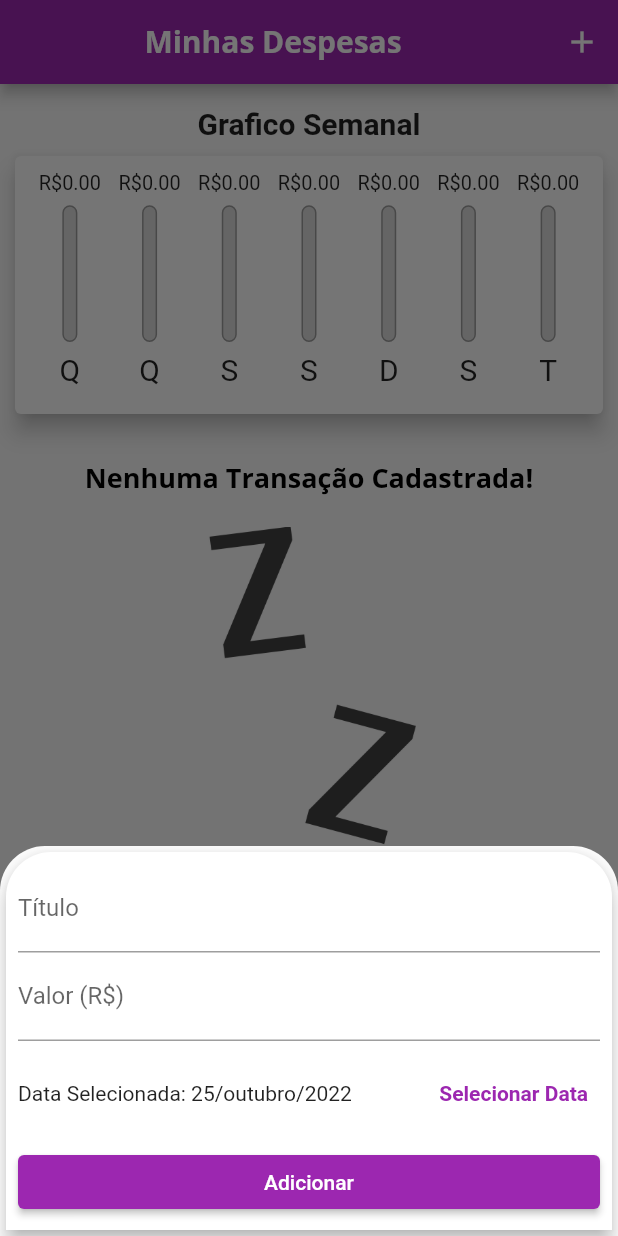
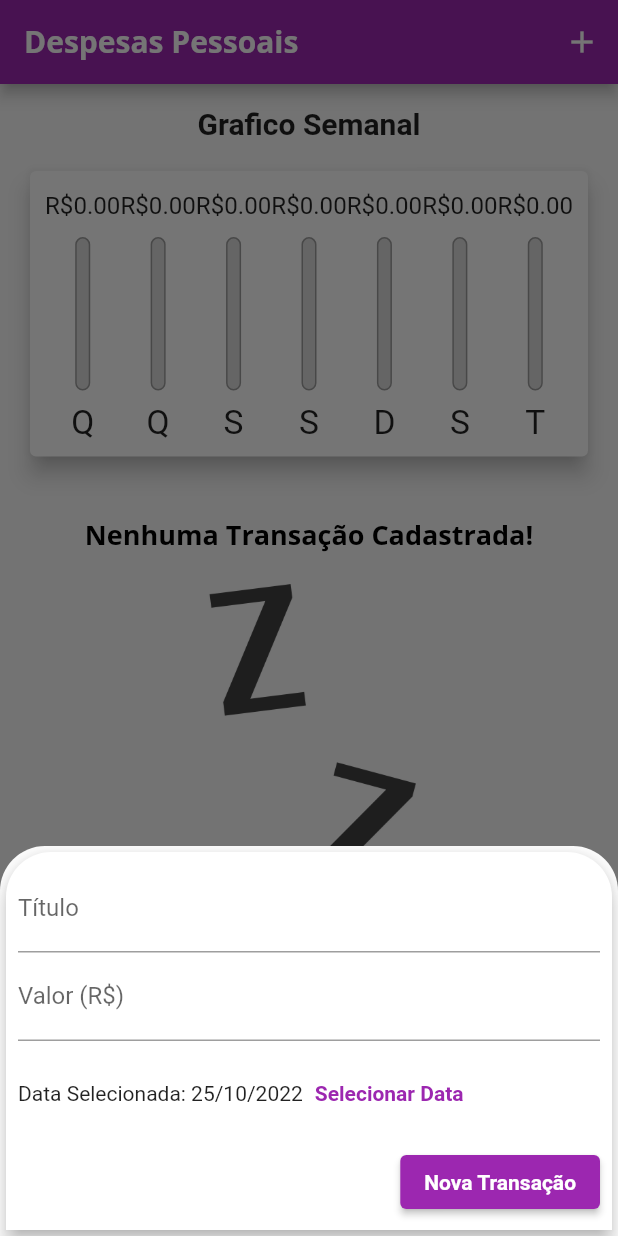
Before and after one commit to Shouko361/DespesasApp, a Flutter app: the screen it shows after launch, after a tap on the "add" icon, on a phone screen of 412 x 824 dp. Run offline on Flutter 3.47's test engine with Material 2 defaults, Android fonts, the phone set to English and light mode, and no system bars.

Commit message:
Responsividade pronta

```diff
--- /dev/null
+++ b/lib/components/adaptative_button.dart
@@ -0,0 +1,36 @@
+import 'dart:io';
+import 'package:flutter/cupertino.dart';
+import 'package:flutter/material.dart';
+
+class AdaptativeButton extends StatelessWidget {
+  final String label;
+  final Function() onPressed;
+
+  const AdaptativeButton(
+    this.label,
+    this.onPressed, {
+    Key? key,
+  }) : super(key: key);
+
+  @override
+  Widget build(BuildContext context) {
+    return Platform.isIOS
+        ? CupertinoButton(
+            child: Text(label),
+            onPressed: onPressed,
+            color: Theme.of(context).colorScheme.primary,
+            padding: const EdgeInsets.symmetric(
+              horizontal: 20,
+            ),
+          )
+        : ElevatedButton(
+            child: Text(
+              label,
+              style: TextStyle(
+                color: Theme.of(context).textTheme.button?.color,
+              ),
+            ),
+            onPressed: onPressed,
+          );
+  }
+}
--- /dev/null
+++ b/lib/components/adaptative_date_picker.dart
@@ -0,0 +1,66 @@
+import 'dart:io';
+import 'package:flutter/cupertino.dart';
+import 'package:flutter/material.dart';
+import 'package:intl/intl.dart';
+
+class AdaptativeDatePicker extends StatelessWidget {
+  final DateTime? selectedDate;
+  final Function(DateTime)? onDateChanged;
+
+  const AdaptativeDatePicker({
+    this.selectedDate,
+    this.onDateChanged,
+    Key? key,
+  }) : super(key: key);
+
+  _showDatePicker(BuildContext context) {
+    showDatePicker(
+      context: context,
+      initialDate: DateTime.now(),
+      firstDate: DateTime(1950),
+      lastDate: DateTime.now(),
+    ).then((pickedDate) {
+      if (pickedDate == null) {
+        return;
+      }
+
+      onDateChanged!(pickedDate);
+    });
+  }
+
+  @override
+  Widget build(BuildContext context) {
+    return Platform.isIOS
+        ? SizedBox(
+            height: 180,
+            child: CupertinoDatePicker(
+              mode: CupertinoDatePickerMode.date,
+              initialDateTime: DateTime.now(),
+              minimumDate: DateTime(2019),
+              maximumDate: DateTime.now(),
+              onDateTimeChanged: onDateChanged!,
+            ),
+          )
+        : SizedBox(
+            height: 70,
+            child: Row(
+              children: <Widget>[
+                Text(
+                  selectedDate == null
+                      ? 'Nenhuma data selecionada!'
+                      : 'Data Selecionada: ${DateFormat('dd/MM/y').format(selectedDate!)}',
+                ),
+                TextButton(
+                  child: const Text(
+                    'Selecionar Data',
+                    style: TextStyle(
+                      fontWeight: FontWeight.bold,
+                    ),
+                  ),
+                  onPressed: () => _showDatePicker(context),
+                )
+              ],
+            ),
+          );
+  }
+}
--- /dev/null
+++ b/lib/components/adaptative_text_field.dart
@@ -0,0 +1,46 @@
+import 'dart:io';
+import 'package:flutter/cupertino.dart';
+import 'package:flutter/material.dart';
+
+class AdaptativeTextField extends StatelessWidget {
+  final String? label;
+  final TextEditingController? controller;
+  final TextInputType keyboardType;
+  final Function(String)? onSubmitted;
+
+  const AdaptativeTextField({
+    this.label,
+    this.controller,
+    this.keyboardType = TextInputType.text,
+    this.onSubmitted,
+    Key? key,
+  }) : super(key: key);
+
+  @override
+  Widget build(BuildContext context) {
+    return Platform.isIOS
+        ? Padding(
+            padding: const EdgeInsets.only(
+              bottom: 10,
+            ),
+            child: CupertinoTextField(
+              controller: controller,
+              keyboardType: keyboardType,
+              onSubmitted: onSubmitted,
+              placeholder: label,
+              padding: const EdgeInsets.symmetric(
+                horizontal: 6,
+                vertical: 12,
+              ),
+            ),
+          )
+        : TextField(
+            controller: controller,
+            keyboardType: keyboardType,
+            onSubmitted: onSubmitted,
+            decoration: InputDecoration(
+              labelText: label,
+            ),
+          );
+  }
+}
--- a/lib/components/chart.dart
+++ b/lib/components/chart.dart
@@ -1,13 +1,12 @@
-import 'package:despesas_app/components/chart_bar.dart';
-
-import '../models/transaction.dart';
 import 'package:flutter/material.dart';
 import 'package:intl/intl.dart';
+import '../models/transaction.dart';
+import 'chart_bar.dart';
 
 class Chart extends StatelessWidget {
-  const Chart(this.recentTransactions, {Key? key}) : super(key: key);
+  final List<Transaction> recentTransaction;
 
-  final List<Transaction> recentTransactions;
+  const Chart(this.recentTransaction, {Key? key}) : super(key: key);
 
   List<Map<String, Object>> get groupedTransactions {
     return List.generate(7, (index) {
@@ -17,13 +16,13 @@ class Chart extends StatelessWidget {
 
       double totalSum = 0.0;
 
-      for (var i = 0; i < recentTransactions.length; i++) {
-        bool sameDay = recentTransactions[i].date.day == weekDay.day;
-        bool sameMonth = recentTransactions[i].date.month == weekDay.month;
-        bool sameYear = recentTransactions[i].date.year == weekDay.year;
+      for (var i = 0; i < recentTransaction.length; i++) {
+        bool sameDay = recentTransaction[i].date.day == weekDay.day;
+        bool sameMonth = recentTransaction[i].date.month == weekDay.month;
+        bool sameYear = recentTransaction[i].date.year == weekDay.year;
 
         if (sameDay && sameMonth && sameYear) {
-          totalSum += recentTransactions[i].value;
+          totalSum += recentTransaction[i].value;
         }
       }
 
@@ -43,10 +42,10 @@ class Chart extends StatelessWidget {
   @override
   Widget build(BuildContext context) {
     return Card(
-      elevation: 6.0,
-      margin: const EdgeInsets.all(10.0),
+      elevation: 6,
+      margin: const EdgeInsets.all(20),
       child: Padding(
-        padding: const EdgeInsets.all(10.0),
+        padding: const EdgeInsets.all(10),
         child: Row(
           mainAxisAlignment: MainAxisAlignment.spaceAround,
           children: groupedTransactions.map((tr) {
@@ -55,7 +54,7 @@ class Chart extends StatelessWidget {
               child: ChartBar(
                 label: tr['day'] as String,
                 value: tr['value'] as double,
-                percent: _weekTotalValue == 0
+                percentage: _weekTotalValue == 0
                     ? 0
                     : (tr['value'] as double) / _weekTotalValue,
               ),
--- a/lib/components/chart_bar.dart
+++ b/lib/components/chart_bar.dart
@@ -3,13 +3,13 @@ import 'package:flutter/material.dart';
 class ChartBar extends StatelessWidget {
   final String? label;
   final double? value;
-  final double? percent;
+  final double? percentage;
 
   const ChartBar({
-    Key? key,
     this.label,
     this.value,
-    this.percent,
+    this.percentage,
+    Key? key,
   }) : super(key: key);
 
   @override
@@ -18,23 +18,21 @@ class ChartBar extends StatelessWidget {
       builder: (ctx, constraints) {
         return Column(
           children: [
-            Container(
-              height: constraints.maxHeight * 0.1,
+            SizedBox(
+              height: constraints.maxHeight * 0.15,
               child: FittedBox(
                 child: Text(
                   'R\$${value!.toStringAsFixed(2)}',
                 ),
               ),
             ),
+            SizedBox(height: constraints.maxHeight * 0.05),
             SizedBox(
-              height: constraints.maxHeight * 0.05,
-            ),
-            Container(
               height: constraints.maxHeight * 0.6,
-              width: 10.0,
+              width: 10,
               child: Stack(
                 alignment: Alignment.bottomCenter,
-                children: [
+                children: <Widget>[
                   Container(
                     decoration: BoxDecoration(
                       border: Border.all(
@@ -42,11 +40,11 @@ class ChartBar extends StatelessWidget {
                         width: 1.0,
                       ),
                       color: const Color.fromRGBO(220, 220, 220, 1),
-                      borderRadius: BorderRadius.circular(5.0),
+                      borderRadius: BorderRadius.circular(5),
                     ),
                   ),
                   FractionallySizedBox(
-                    heightFactor: percent,
+                    heightFactor: percentage,
                     child: Container(
                       decoration: BoxDecoration(
                         color: Theme.of(context).colorScheme.primary,
@@ -57,10 +55,8 @@ class ChartBar extends StatelessWidget {
                 ],
               ),
             ),
+            SizedBox(height: constraints.maxHeight * 0.05),
             SizedBox(
-              height: constraints.maxHeight * 0.05,
-            ),
-            Container(
               height: constraints.maxHeight * 0.15,
               child: FittedBox(
                 child: Text(label!),
--- a/lib/components/transaction_form.dart
+++ b/lib/components/transaction_form.dart
@@ -1,10 +1,12 @@
 import 'package:flutter/material.dart';
-import 'package:intl/intl.dart';
+import 'adaptative_button.dart';
+import 'adaptative_text_field.dart';
+import 'adaptative_date_picker.dart';
 
 class TransactionForm extends StatefulWidget {
+  final void Function(String, double, DateTime) onSubmit;
+
   const TransactionForm(this.onSubmit, {Key? key}) : super(key: key);
-
-  final void Function(String, double, DateTime) onSubmit;
 
   @override
   State<TransactionForm> createState() => _TransactionFormState();
@@ -17,7 +19,7 @@ class _TransactionFormState extends State<TransactionForm> {
 
   _submitForm() {
     final title = _titleController.text;
-    final value = double.tryParse(_valueController.text) ?? 0.0;
+    final value = double.tryParse(_valueController.text) ?? 0;
 
     if (title.isEmpty || value <= 0 || _selectedDate == null) {
       return;
@@ -26,94 +28,53 @@ class _TransactionFormState extends State<TransactionForm> {
     widget.onSubmit(title, value, _selectedDate!);
   }
 
-  _showDatePicker() {
-    showDatePicker(
-      context: context,
-      initialDate: DateTime.now(),
-      firstDate: DateTime(1950),
-      lastDate: DateTime.now(),
-    ).then((pickedDate) {
-      if (pickedDate == null) {
-        return;
-      }
-
-      setState(() {
-        _selectedDate = pickedDate;
-      });
-    });
-  }
-
   @override
   Widget build(BuildContext context) {
-    return Card(
+    return SingleChildScrollView(
+      child: Card(
+        elevation: 5,
         shape: const RoundedRectangleBorder(
           borderRadius: BorderRadius.only(
             topLeft: Radius.circular(30.0),
             topRight: Radius.circular(30.0),
           ),
         ),
-      elevation: 5.0,
         child: Padding(
           padding: const EdgeInsets.all(8.0),
           child: Column(
             mainAxisSize: MainAxisSize.min,
+            children: [
+              AdaptativeTextField(
+                label: 'Título',
+                controller: _titleController,
+                onSubmitted: (_) => _submitForm,
+              ),
+              AdaptativeTextField(
+                label: 'Valor (R\$)',
+                controller: _valueController,
+                keyboardType:
+                    const TextInputType.numberWithOptions(decimal: true),
+                onSubmitted: (_) => _submitForm,
+              ),
+              AdaptativeDatePicker(
+                selectedDate: _selectedDate,
+                onDateChanged: (newDate) {
+                  setState(() {
+                    _selectedDate = newDate;
+                  });
+                },
+              ),
+              Row(
+                mainAxisAlignment: MainAxisAlignment.end,
                 children: <Widget>[
-            TextField(
-              decoration: const InputDecoration(
-                labelText: 'Título',
-              ),
-              onSubmitted: (_) => _submitForm(),
-              controller: _titleController,
-            ),
-            TextField(
-              decoration: const InputDecoration(
-                labelText: 'Valor (R\$)',
-              ),
-              keyboardType: const TextInputType.numberWithOptions(
-                decimal: true,
-              ),
-              onSubmitted: (_) => _submitForm(),
-              controller: _valueController,
-            ),
-            Container(
-              height: 70,
-              child: Row(
-                children: [
-                  Expanded(
-                    child: Text(
-                      _selectedDate == null
-                          ? 'Nenhuma data selecionada!'
-                          : 'Data Selecionada: ${DateFormat('dd/MMMM/y', "pt_BR").format(_selectedDate!)}',
-                    ),
-                  ),
-                  TextButton(
-                    onPressed: _showDatePicker,
-                    child: Text(
-                      'Selecionar Data',
-                      style: TextStyle(
-                        color: Theme.of(context).colorScheme.primary,
-                        fontWeight: FontWeight.bold,
-                      ),
-                    ),
-                  )
-                ],
-              ),
-            ),
-            ElevatedButton(
-              onPressed: _submitForm,
-              child: Row(
-                mainAxisAlignment: MainAxisAlignment.center,
-                children: const [
-                  Text(
-                    'Adicionar',
-                    style: TextStyle(
-                      color: Colors.white,
-                    ),
+                  AdaptativeButton(
+                    'Nova Transação',
+                    _submitForm,
                   ),
                 ],
               ),
+            ],
           ),
-          ],
         ),
       ),
     );
--- a/lib/components/transaction_list.dart
+++ b/lib/components/transaction_list.dart
@@ -1,31 +1,27 @@
 import 'package:flutter/material.dart';
+import '../models/transaction.dart';
 import 'package:intl/intl.dart';
-import '../models/transaction.dart';
 
 class TransactionList extends StatelessWidget {
+  final List<Transaction> transactions;
+  final void Function(String) onRemove;
+
   const TransactionList(this.transactions, this.onRemove, {Key? key})
       : super(key: key);
-
-  final List<Transaction> transactions;
-  final void Function(String) onRemove;
 
   @override
   Widget build(BuildContext context) {
     return transactions.isEmpty
         ? LayoutBuilder(
-            builder: (context, constraints) {
+            builder: (ctx, constraints) {
               return Column(
                 children: [
-                  const SizedBox(
-                    height: 20,
-                  ),
+                  const SizedBox(height: 20),
                   Text(
                     'Nenhuma Transação Cadastrada!',
                     style: Theme.of(context).textTheme.headline6,
                   ),
-                  const SizedBox(
-                    height: 20,
-                  ),
+                  const SizedBox(height: 20),
                   SizedBox(
                     height: constraints.maxHeight * 0.6,
                     child: Image.asset(
@@ -43,13 +39,16 @@ class TransactionList extends StatelessWidget {
               final tr = transactions[index];
               return Card(
                 elevation: 5,
-                margin: const EdgeInsets.symmetric(vertical: 8, horizontal: 5),
+                margin: const EdgeInsets.symmetric(
+                  vertical: 8,
+                  horizontal: 5,
+                ),
                 child: ListTile(
                     leading: CircleAvatar(
-                    backgroundColor: Theme.of(context).colorScheme.primary,
+                      backgroundColor: Colors.purple,
                       radius: 30,
                       child: Padding(
-                      padding: const EdgeInsets.all(8.0),
+                        padding: const EdgeInsets.all(6),
                         child: FittedBox(
                           child: Text(
                             'R\$${tr.value}',
@@ -62,35 +61,28 @@ class TransactionList extends StatelessWidget {
                     ),
                     title: Text(
                       tr.title,
-                    style: const TextStyle(
-                      fontSize: 16.0,
-                      fontWeight: FontWeight.bold,
-                    ),
+                      style: Theme.of(context).textTheme.headline6,
                     ),
                     subtitle: Text(
                       DateFormat(" d 'de' MMMM 'de' y h:mm a", "pt_BR")
                           .format(tr.date),
-                    style: const TextStyle(
-                      color: Colors.grey,
                     ),
-                  ),
-                  trailing: MediaQuery.of(context).size.width > 400
+                    trailing: MediaQuery.of(context).size.width > 480
                         ? TextButton.icon(
                             onPressed: () => onRemove(tr.id),
-                          icon: Icon(Icons.delete),
-                          label: Text('Excluir'),
-                          style: ButtonStyle(
-                            foregroundColor: MaterialStateProperty.all<Color>(
-                              Theme.of(context).errorColor,
-                            ),
+                            icon: Icon(Icons.delete,
+                                color: Theme.of(context).errorColor),
+                            label: Text(
+                              'Excluir',
+                              style: TextStyle(
+                                  color: Theme.of(context).errorColor),
                             ),
                           )
                         : IconButton(
                             icon: const Icon(Icons.delete),
                             color: Theme.of(context).errorColor,
                             onPressed: () => onRemove(tr.id),
-                        ),
-                ),
+                          )),
               );
             },
           );
--- a/lib/main.dart
+++ b/lib/main.dart
@@ -1,23 +1,23 @@
+import 'dart:math';
 import 'dart:io';
-import 'dart:math';
+
 import 'package:flutter/material.dart';
-import 'models/transaction.dart';
-import 'components/chart.dart';
-import 'components/transaction_form.dart';
-import 'components/transaction_list.dart';
+import 'package:flutter/cupertino.dart';
 import 'package:flutter_localizations/flutter_localizations.dart';
 
-void main(List<String> args) {
-  runApp(const DespesaApp());
-}
+import './components/transaction_form.dart';
+import './components/transaction_list.dart';
+import './components/chart.dart';
+import './models/transaction.dart';
 
-class DespesaApp extends StatelessWidget {
-  const DespesaApp({Key? key}) : super(key: key);
+main() => runApp(ExpensesApp());
+
+class ExpensesApp extends StatelessWidget {
+  ExpensesApp({Key? key}) : super(key: key);
+  final ThemeData tema = ThemeData();
 
   @override
   Widget build(BuildContext context) {
-    final themeData = ThemeData();
-
     return MaterialApp(
       localizationsDelegates: const [
         GlobalMaterialLocalizations.delegate,
@@ -25,25 +25,28 @@ class DespesaApp extends StatelessWidget {
         GlobalCupertinoLocalizations.delegate,
       ],
       supportedLocales: const [Locale('pt', 'BR')],
-      debugShowCheckedModeBanner: false,
       home: const MyHomePage(),
-      theme: themeData.copyWith(
-        colorScheme: themeData.colorScheme.copyWith(
+      theme: tema.copyWith(
+        colorScheme: tema.colorScheme.copyWith(
           primary: Colors.purple,
-          secondary: Colors.purple,
+          secondary: Colors.amber,
         ),
-        textTheme: themeData.textTheme.copyWith(
+        textTheme: tema.textTheme.copyWith(
           headline6: const TextStyle(
             fontFamily: 'OpenSans',
-            fontSize: 18.0,
+            fontSize: 18,
             fontWeight: FontWeight.bold,
             color: Colors.black,
+          ),
+          button: const TextStyle(
+            color: Colors.white,
+            fontWeight: FontWeight.bold,
           ),
         ),
         appBarTheme: const AppBarTheme(
           titleTextStyle: TextStyle(
             fontFamily: 'OpenSans',
-            fontSize: 20.0,
+            fontSize: 20,
             fontWeight: FontWeight.bold,
           ),
         ),
@@ -60,16 +63,14 @@ class MyHomePage extends StatefulWidget {
 }
 
 class _MyHomePageState extends State<MyHomePage> {
-  final List<Transaction> _transaction = [];
+  final List<Transaction> _transactions = [];
   bool _showChart = false;
 
   List<Transaction> get _recentTransactions {
-    return _transaction.where((tr) {
-      return tr.date.isAfter(
-        DateTime.now().subtract(
+    return _transactions.where((tr) {
+      return tr.date.isAfter(DateTime.now().subtract(
         const Duration(days: 7),
-        ),
-      );
+      ));
     }).toList();
   }
 
@@ -81,22 +82,20 @@ class _MyHomePageState extends State<MyHomePage> {
       date: date,
     );
 
-    setState(
-      () {
-        _transaction.add(newTransaction);
-      },
-    );
+    setState(() {
+      _transactions.add(newTransaction);
+    });
 
     Navigator.of(context).pop();
   }
 
-  _delTransaction(String id) {
+  _removeTransaction(String id) {
     setState(() {
-      _transaction.removeWhere((tr) => tr.id == id);
+      _transactions.removeWhere((tr) => tr.id == id);
     });
   }
 
-  _openTransactionForm(BuildContext context) {
+  _openTransactionFormModal(BuildContext context) {
     showModalBottomSheet(
       shape: const RoundedRectangleBorder(
         borderRadius: BorderRadius.only(
@@ -117,52 +116,50 @@ class _MyHomePageState extends State<MyHomePage> {
     );
   }
 
+  Widget _getIconButton(IconData icon, Function() fn) {
+    return Platform.isIOS
+        ? GestureDetector(onTap: fn, child: Icon(icon))
+        : IconButton(icon: Icon(icon), onPressed: fn);
+  }
+
   @override
   Widget build(BuildContext context) {
     final mediaQuery = MediaQuery.of(context);
-    bool isLandScape = mediaQuery.orientation == Orientation.landscape;
+    bool isLandscape = mediaQuery.orientation == Orientation.landscape;
 
-    final appBar = AppBar(
-      title: const Center(
-        child: Text('Minhas Despesas'),
-      ),
-      actions: [
-        if (isLandScape)
-          IconButton(
-            icon: Icon(_showChart ? Icons.list : Icons.bar_chart_outlined),
-            onPressed: () {
+    final iconList = Platform.isIOS ? CupertinoIcons.refresh : Icons.list;
+    final chartList =
+        Platform.isIOS ? CupertinoIcons.refresh : Icons.show_chart;
+
+    final actions = [
+      if (isLandscape)
+        _getIconButton(
+          _showChart ? iconList : chartList,
+          () {
             setState(() {
               _showChart = !_showChart;
             });
           },
         ),
-        IconButton(
-          icon: const Icon(Icons.add),
-          onPressed: () => _openTransactionForm(context),
+      _getIconButton(
+        Platform.isIOS ? CupertinoIcons.add : Icons.add,
+        () => _openTransactionFormModal(context),
       ),
-      ],
+    ];
+
+    final PreferredSizeWidget appBar = AppBar(
+      title: const Text('Despesas Pessoais'),
+      actions: actions,
     );
 
     final availableHeight = mediaQuery.size.height -
         appBar.preferredSize.height -
         mediaQuery.padding.top;
 
-    return Scaffold(
-      appBar: appBar,
-      floatingActionButton: Platform.isIOS
-          ? Container()
-          : FloatingActionButton(
-              onPressed: () => _openTransactionForm(context),
-              child: const Icon(Icons.add),
-            ),
-      floatingActionButtonLocation:
-          FloatingActionButtonLocation.miniCenterFloat,
-      body: SingleChildScrollView(
+    final bodyPage = SafeArea(
+      child: SingleChildScrollView(
         child: Column(
           crossAxisAlignment: CrossAxisAlignment.stretch,
-          children: <Widget>[
-            if (_showChart || !isLandScape)
-              Column(
           children: [
             Container(
               margin: const EdgeInsets.only(top: 15.0),
@@ -175,20 +172,43 @@ class _MyHomePageState extends State<MyHomePage> {
                 textAlign: TextAlign.center,
               ),
             ),
-                  Container(
-                    height: availableHeight * (isLandScape ? 0.7 : 0.25),
+            if (_showChart || !isLandscape)
+              SizedBox(
+                height: availableHeight * (isLandscape ? 0.8 : 0.3),
                 child: Chart(_recentTransactions),
               ),
-                ],
-              ),
-            if (!_showChart || !isLandScape)
-              Container(
-                height: availableHeight * (isLandScape ? 1 : 0.70),
-                child: TransactionList(_transaction, _delTransaction),
+            if (!_showChart || !isLandscape)
+              SizedBox(
+                height: availableHeight * (isLandscape ? 1 : 0.7),
+                child: TransactionList(_transactions, _removeTransaction),
               ),
           ],
         ),
       ),
     );
+
+    return Platform.isIOS
+        ? CupertinoPageScaffold(
+            navigationBar: CupertinoNavigationBar(
+              middle: const Text('Despesas Pessoais'),
+              trailing: Row(
+                mainAxisSize: MainAxisSize.min,
+                children: actions,
+              ),
+            ),
+            child: bodyPage,
+          )
+        : Scaffold(
+            appBar: appBar,
+            body: bodyPage,
+            floatingActionButton: Platform.isIOS
+                ? Container()
+                : FloatingActionButton(
+                    child: const Icon(Icons.add),
+                    onPressed: () => _openTransactionFormModal(context),
+                  ),
+            floatingActionButtonLocation:
+                FloatingActionButtonLocation.centerFloat,
+          );
   }
 }
```
Lines whose indentation alone changed are shown as unchanged.
